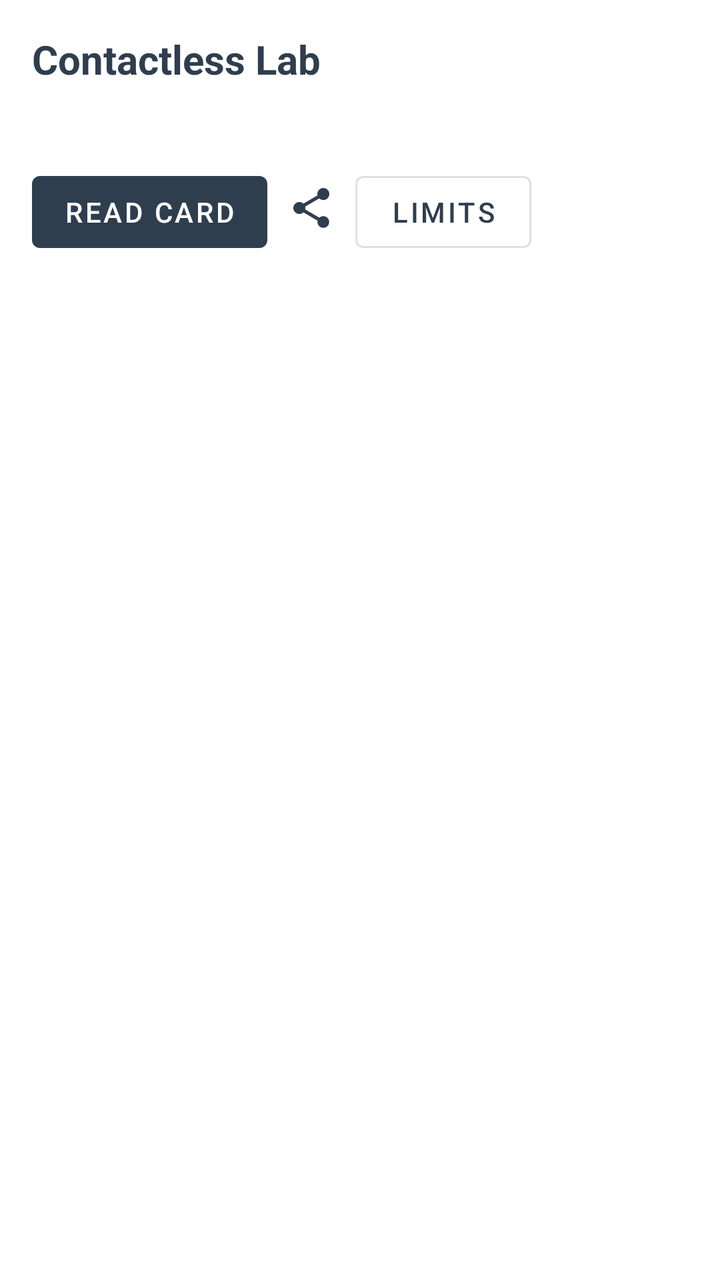
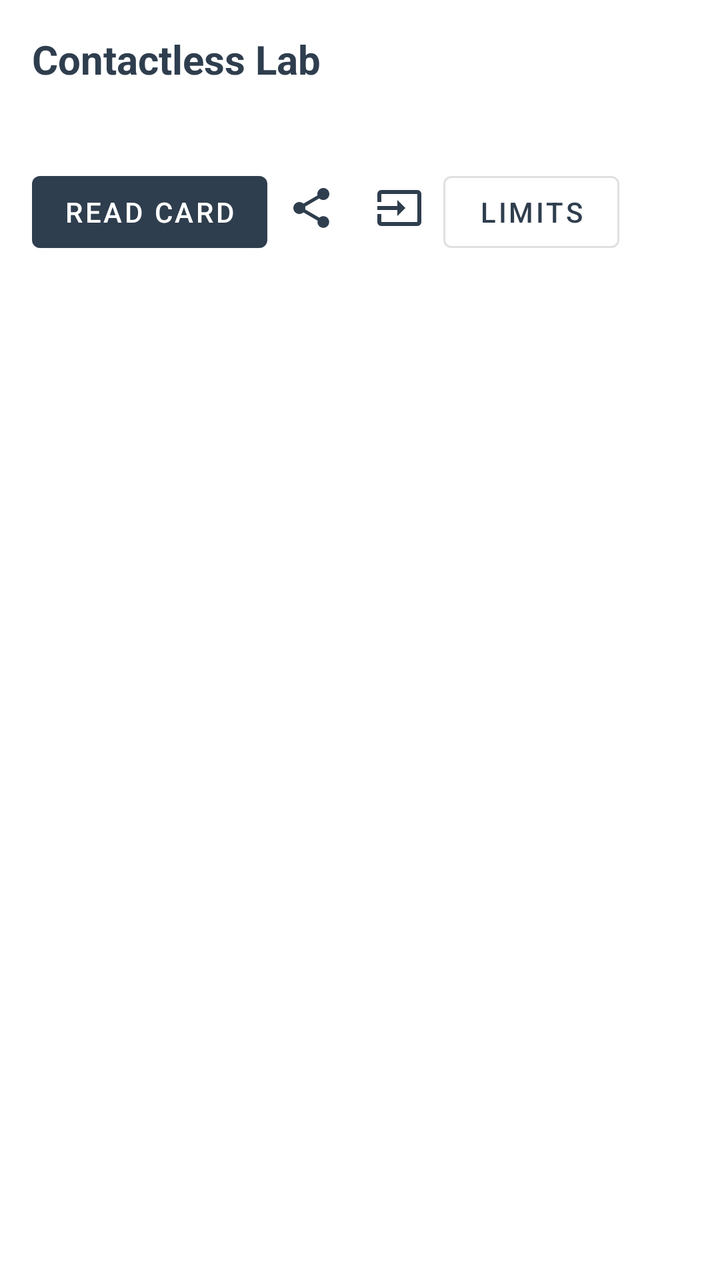

Compare the two renders of this Android layout. The source of the first and the diff that turns it into the second are given below.
<!-- AndroidManifest.xml: application theme Theme.GhostWire -->
<!-- res/layout/fragment_walrus.xml -->
<?xml version="1.0" encoding="utf-8"?>
<LinearLayout xmlns:android="http://schemas.android.com/apk/res/android"
    android:layout_width="match_parent"
    android:layout_height="match_parent"
    android:orientation="vertical"
    android:padding="16dp">

    <TextView
        android:layout_width="match_parent"
        android:layout_height="wrap_content"
        android:text="Contactless Lab"
        style="@style/GhostWire.Header" />

    <TextView
        android:id="@+id/walrus_status"
        android:layout_width="match_parent"
        android:layout_height="wrap_content"
        android:paddingBottom="8dp" />

    <LinearLayout
        android:layout_width="match_parent"
        android:layout_height="wrap_content"
        android:orientation="horizontal">

        <Button
            android:id="@+id/card_read"
            android:layout_width="wrap_content"
            android:layout_height="wrap_content"
            android:text="Read card" />

        <ImageButton
            android:id="@+id/card_share"
            android:layout_width="44dp"
            android:layout_height="44dp"
            android:src="@drawable/ic_share"
            android:background="?attr/selectableItemBackgroundBorderless"
            android:contentDescription="Share cards file" />

        <Button
            android:id="@+id/card_limits"
            style="?attr/materialButtonOutlinedStyle"
            android:layout_width="wrap_content"
            android:layout_height="wrap_content"
            android:text="Limits" />
    </LinearLayout>

    <androidx.recyclerview.widget.RecyclerView
        android:id="@+id/card_list"
        android:layout_width="match_parent"
        android:layout_height="0dp"
        android:layout_weight="1"
        android:paddingTop="8dp"
        android:clipToPadding="false" />
</LinearLayout>
<!-- resources referenced by this layout -->
<resources>
  <!-- drawable ic_share (drawable) -->
  <vector xmlns:android="http://schemas.android.com/apk/res/android"
      android:width="24dp" android:height="24dp"
      android:viewportWidth="24" android:viewportHeight="24"
      android:tint="?attr/colorPrimary">
      <path android:fillColor="@android:color/white"
          android:pathData="M18,16.08c-0.76,0 -1.44,0.3 -1.96,0.77L8.91,12.7c0.05,-0.23 0.09,-0.46 0.09,-0.7s-0.04,-0.47 -0.09,-0.7l7.05,-4.11c0.54,0.5 1.25,0.81 2.04,0.81 1.66,0 3,-1.34 3,-3s-1.34,-3 -3,-3 -3,1.34 -3,3c0,0.24 0.04,0.47 0.09,0.7L8.04,9.81C7.5,9.31 6.79,9 6,9c-1.66,0 -3,1.34 -3,3s1.34,3 3,3c0.79,0 1.5,-0.31 2.04,-0.81l7.12,4.16c-0.05,0.21 -0.08,0.43 -0.08,0.65 0,1.61 1.31,2.92 2.92,2.92s2.92,-1.31 2.92,-2.92 -1.31,-2.92 -2.92,-2.92z" />
  </vector>
  <style name="GhostWire.Header" parent="">
          <item name="android:textSize">20sp</item>
          <item name="android:textStyle">bold</item>
          <item name="android:textColor">?attr/colorPrimary</item>
          <item name="android:paddingBottom">12dp</item>
      </style>
  <style name="Theme.GhostWire" parent="Theme.MaterialComponents.DayNight.NoActionBar">
          <item name="colorPrimary">@color/gw_primary</item>
          <item name="colorPrimaryVariant">@color/gw_primary_dark</item>
          <item name="colorOnPrimary">@color/gw_on_primary</item>
          <item name="colorSecondary">@color/gw_accent</item>
          <item name="colorSecondaryVariant">@color/gw_accent</item>
      </style>
  <color name="gw_primary">#2F3E4E</color>
  <color name="gw_primary_dark">#1F2A35</color>
  <color name="gw_on_primary">#FFFFFF</color>
  <color name="gw_accent">#19B5C4</color>
</resources>

<!-- the commit's change to res/layout/fragment_walrus.xml (unified diff, before → after) -->
@@ -36,6 +36,14 @@
             android:background="?attr/selectableItemBackgroundBorderless"
             android:contentDescription="Share cards file" />
 
+        <ImageButton
+            android:id="@+id/card_import"
+            android:layout_width="44dp"
+            android:layout_height="44dp"
+            android:src="@drawable/ic_import"
+            android:background="?attr/selectableItemBackgroundBorderless"
+            android:contentDescription="Import cards file" />
+
         <Button
             android:id="@+id/card_limits"
             style="?attr/materialButtonOutlinedStyle"
<!-- resource entries referenced after the edit -->
@@ -1,5 +1,13 @@
 <!-- resources referenced by this layout -->
 <resources>
+  <!-- drawable ic_import (drawable) -->
+  <vector xmlns:android="http://schemas.android.com/apk/res/android"
+      android:width="24dp" android:height="24dp"
+      android:viewportWidth="24" android:viewportHeight="24"
+      android:tint="?attr/colorPrimary">
+      <path android:fillColor="@android:color/white"
+          android:pathData="M21,3.01H3c-1.1,0 -2,0.9 -2,2V9h2V4.99h18v14.03H3V15H1v4.01c0,1.1 0.9,1.98 2,1.98h18c1.1,0 2,-0.88 2,-1.98v-14c0,-1.11 -0.9,-2 -2,-2zM11,16l4,-4 -4,-4v3H1v2h10v3z" />
+  </vector>
   <!-- drawable ic_share (drawable) -->
   <vector xmlns:android="http://schemas.android.com/apk/res/android"
       android:width="24dp" android:height="24dp"
